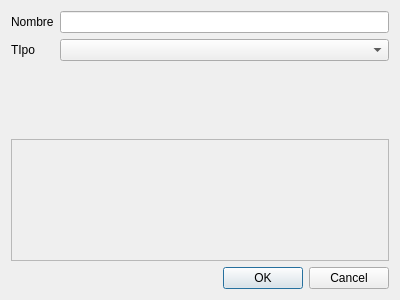
Old version of the form mkstools/dialogs/dlgnewelement.ui in the repository diegowald/mkstools.
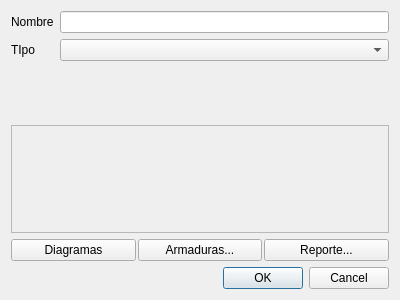
New version of the form.

Commit message: Mejora de la calidad del reporte. Work in progress

What changed in the file:
```diff
--- a/mkstools/dialogs/dlgnewelement.ui
+++ b/mkstools/dialogs/dlgnewelement.ui
@@ -49,6 +49,34 @@
      <layout class="QVBoxLayout" name="verticalLayout_3"/>
     </widget>
    </item>
+   <item>
+    <layout class="QHBoxLayout" name="horizontalLayout_3">
+     <property name="spacing">
+      <number>2</number>
+     </property>
+     <item>
+      <widget class="QPushButton" name="btnDiagramas">
+       <property name="text">
+        <string>Diagramas</string>
+       </property>
+      </widget>
+     </item>
+     <item>
+      <widget class="QPushButton" name="btnArmadura">
+       <property name="text">
+        <string>Armaduras...</string>
+       </property>
+      </widget>
+     </item>
+     <item>
+      <widget class="QPushButton" name="btnReporte">
+       <property name="text">
+        <string>Reporte...</string>
+       </property>
+      </widget>
+     </item>
+    </layout>
+   </item>
    <item>
     <widget class="QDialogButtonBox" name="buttonBox">
      <property name="orientation">
```
The commit also changes 9 other files.
